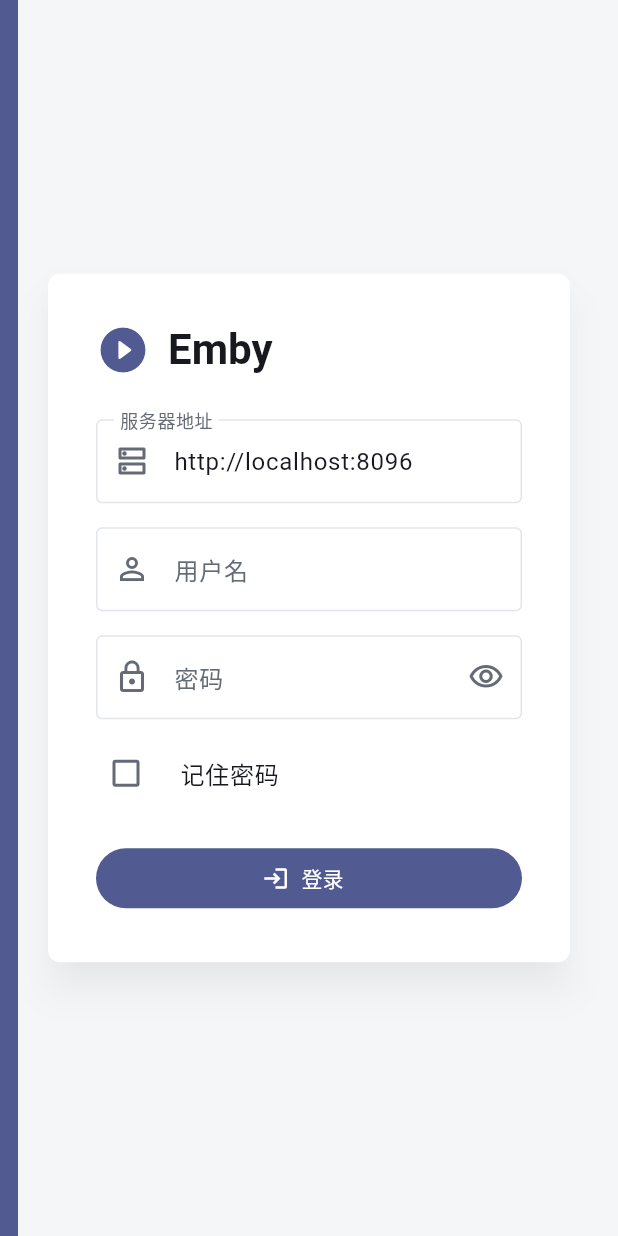
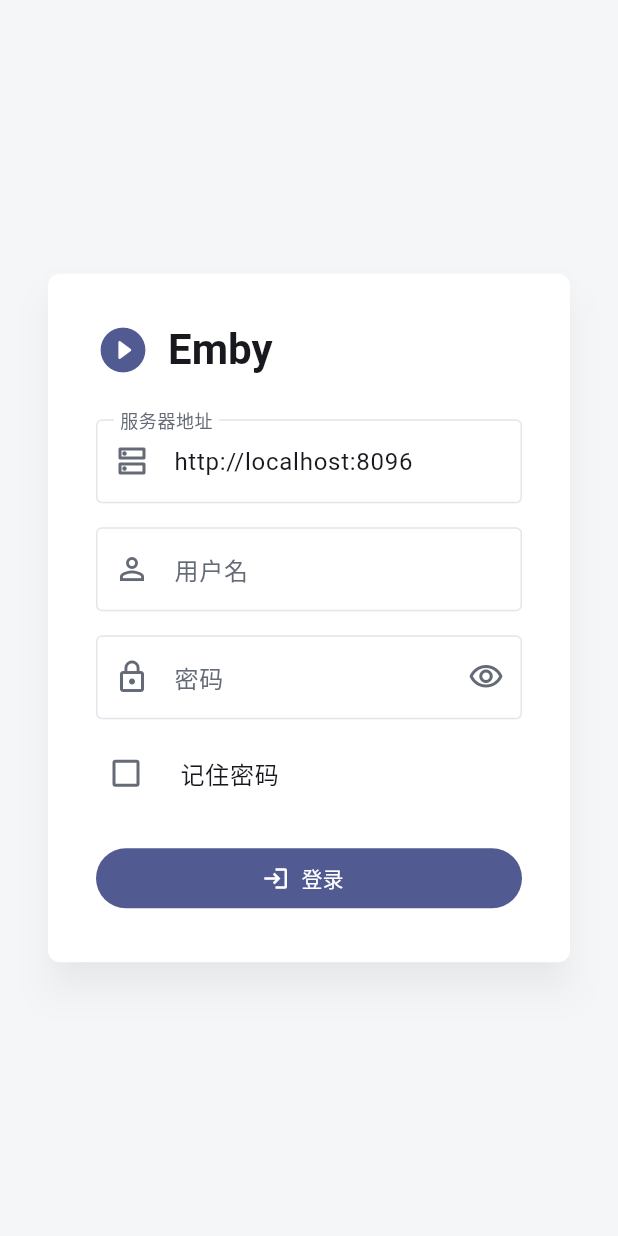
Before and after one commit to sandwichfe/sandwich_flutter, a Flutter app: the screen it shows after launch, on a phone screen of 412 x 824 dp. Run offline on Flutter 3.47's test engine with Material 3 defaults, Android fonts, the phone set to English and light mode, and no system bars; our stand-ins replace cached_network_image, flutter_colorpicker, shared_preferences; missing offline and left inert: media_kit, media_kit_video, window_manager; Roboto replaces fonts that are missing (Microsoft YaHei UI, Segoe UI).

Commit message:
登录页

```diff
--- a/lib/pages/emby-pc/emby_pc_login_page.dart
+++ b/lib/pages/emby-pc/emby_pc_login_page.dart
@@ -80,11 +80,6 @@
         color: colors.surfaceContainerLowest,
         child: Stack(
           children: [
-            // 左侧色带延续项目的绿色 Emby 入口，但不干扰表单阅读。
-            Align(
-              alignment: Alignment.centerLeft,
-              child: Container(width: 12, color: colors.primary),
-            ),
             Center(
               child: SingleChildScrollView(
                 padding: const EdgeInsets.all(32),
```
